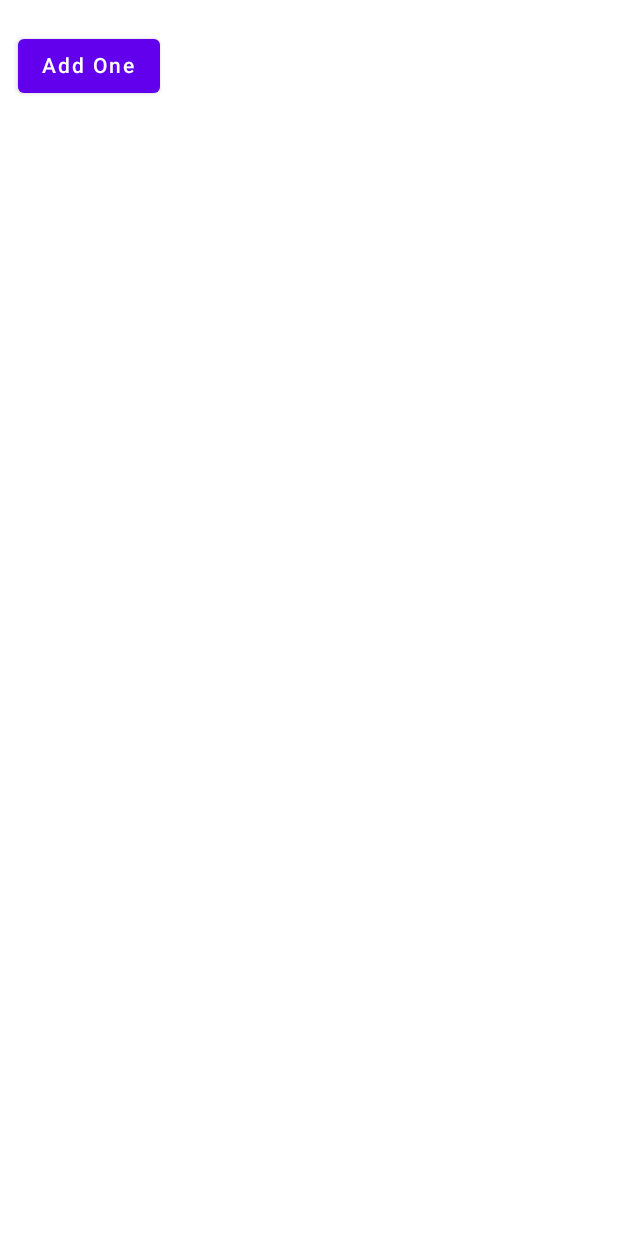
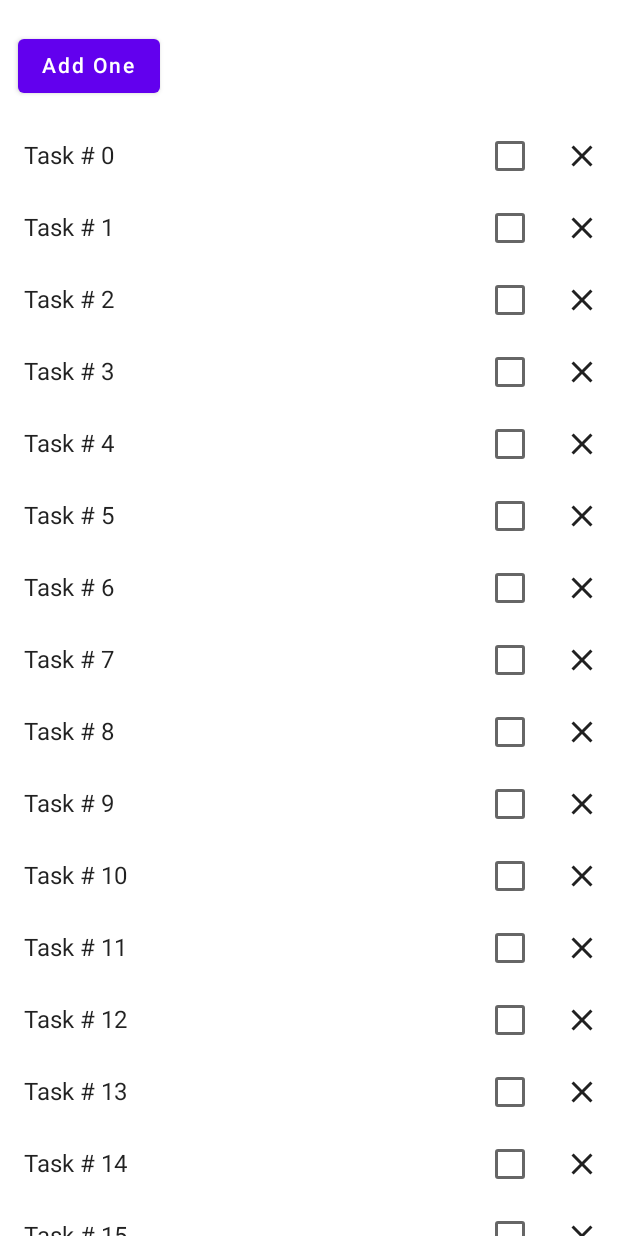
Before and after one commit to SardarKhan299/ComposeStateManagement, an Android app built with Jetpack Compose: the screen it shows after launch (MainActivity), on a phone screen of 412 x 824 dp. Run offline under Robolectric (Android 15) with nearby library versions, the phone set to English and light mode, and no system bars.

Commit message:
Add List of items using lazyColumn.

```diff
--- a/app/src/main/java/com/qibla/qiblacompass/prayertime/composestatemanagement/WellnessScreen.kt
+++ b/app/src/main/java/com/qibla/qiblacompass/prayertime/composestatemanagement/WellnessScreen.kt
@@ -1,10 +1,15 @@
 package com.qibla.qiblacompass.prayertime.composestatemanagement
 
+import androidx.compose.foundation.layout.Column
 import androidx.compose.runtime.Composable
 import androidx.compose.ui.Modifier
 
 
 @Composable
 fun WellnessScreen(modifier: Modifier = Modifier){
-    StateFullCounter(modifier)
+    Column(modifier = modifier) {
+        StateFullCounter(modifier)
+        WellnessTaskRecyclerview()
+    }
+
 }
--- /dev/null
+++ b/app/src/main/java/com/qibla/qiblacompass/prayertime/composestatemanagement/WellnessTaskListItem.kt
@@ -0,0 +1,45 @@
+package com.qibla.qiblacompass.prayertime.composestatemanagement
+
+
+import androidx.compose.foundation.layout.Row
+import androidx.compose.foundation.layout.padding
+import androidx.compose.material.Checkbox
+import androidx.compose.material.Icon
+import androidx.compose.material.IconButton
+import androidx.compose.material.Text
+import androidx.compose.material.icons.Icons
+import androidx.compose.material.icons.filled.Close
+import androidx.compose.runtime.*
+import androidx.compose.runtime.saveable.rememberSaveable
+import androidx.compose.ui.Alignment
+import androidx.compose.ui.Modifier
+import androidx.compose.ui.unit.dp
+
+
+
+@Composable
+fun WellnessTaskItem(taskName: String,modifier:Modifier = Modifier){
+    var checkState by rememberSaveable { mutableStateOf(false) }
+    WellnessTaskListItem(modifier = modifier, taskName = taskName,
+        checked =  checkState ,
+        oncheckChanged ={newValue->checkState = newValue},
+        onclose = {})
+}
+
+@Composable
+fun WellnessTaskListItem(modifier: Modifier,taskName:String,checked:Boolean,oncheckChanged:(Boolean)->Unit,onclose:()->Unit) {
+
+    Row(modifier = modifier, verticalAlignment = Alignment.CenterVertically) {
+
+        Text(text = taskName, modifier = Modifier
+            .weight(1f)
+            .padding(start = 16.dp))
+
+        Checkbox(checked = checked, onCheckedChange = oncheckChanged)
+
+        IconButton(onClick = onclose) {
+            Icon(Icons.Filled.Close, contentDescription = "Close")
+        }
+
+    }
+}
--- /dev/null
+++ b/app/src/main/java/com/qibla/qiblacompass/prayertime/composestatemanagement/WellnessTaskRecyclerview.kt
@@ -0,0 +1,20 @@
+package com.qibla.qiblacompass.prayertime.composestatemanagement
+
+import androidx.compose.foundation.lazy.LazyColumn
+import androidx.compose.runtime.Composable
+import androidx.compose.runtime.remember
+import androidx.compose.ui.Modifier
+import androidx.compose.foundation.lazy.items
+
+data class WellnessTask(val id: Int, val label: String)
+fun getWellnessTasks() = List(30) { i -> WellnessTask(i, "Task # $i") }
+
+@Composable
+fun WellnessTaskRecyclerview(modifier: Modifier = Modifier,list:List<WellnessTask> = remember {getWellnessTasks()}) {
+    LazyColumn(modifier = modifier){
+        items(list){ task->
+            WellnessTaskItem(taskName = task.label)
+        }
+    }
+
+}
```
